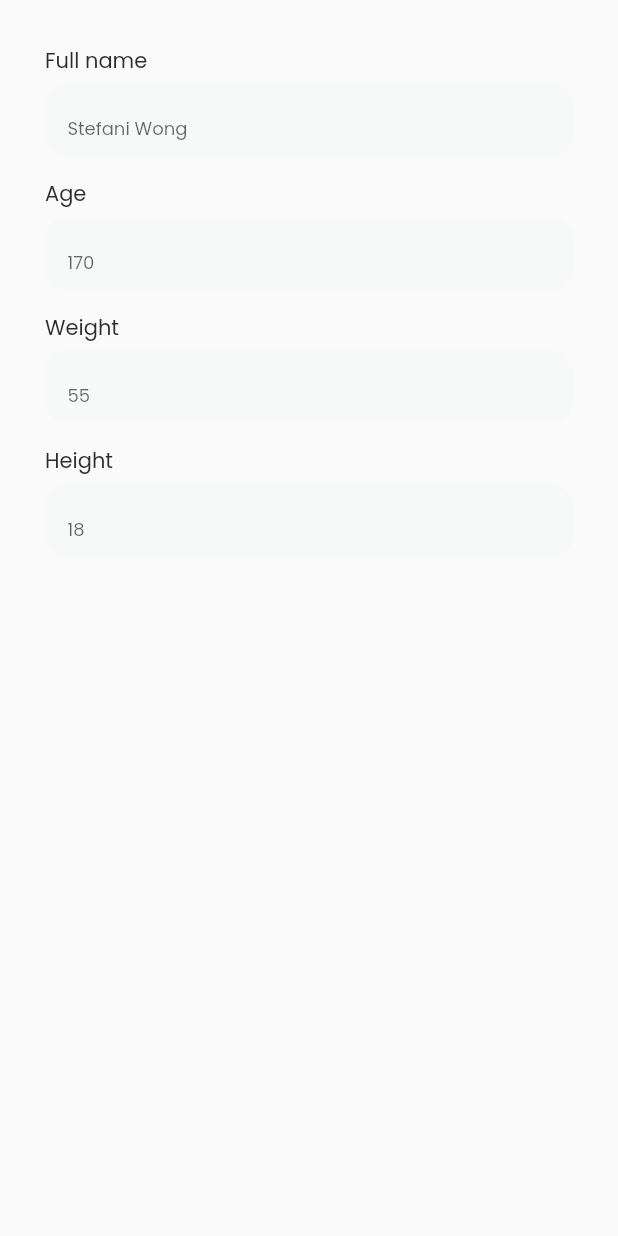
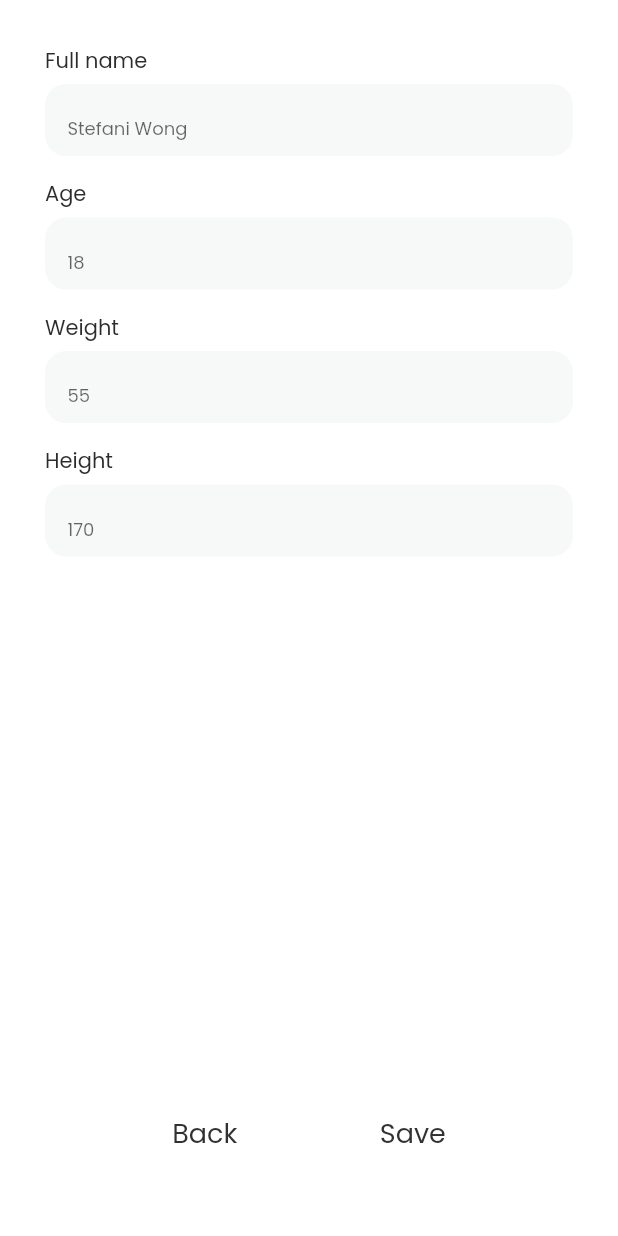
Before and after one commit to veropov/Train, a Flutter app: the screen it shows after launch, item 2 of the bottom bar chosen, after a tap on "Edit", on a phone screen of 412 x 824 dp. Run offline on Flutter 3.47's test engine with Material 2 defaults, Android fonts, the phone set to English and light mode, and no system bars; our stand-ins replace carousel_slider, fl_chart, flutter_svg, lite_rolling_switch, percent_indicator.

Commit message:
update Profile & change Step target page

```diff
--- a/lib/pages/Profile/Profile_model_change.dart
+++ b/lib/pages/Profile/Profile_model_change.dart
@@ -11,6 +11,13 @@ List changes = [
   'Age',
   'Weight',
   'Height'
+];
+
+List changes_2 = [
+  name.toString(),
+  age.toString(),
+  weight.toString(),
+  height.toString()
 ];
 
 class TextFieldWidget extends StatefulWidget {
@@ -33,18 +40,17 @@ class TextFieldWidget extends StatefulWidget {
   State<TextFieldWidget> createState() => _TextFieldWidgetState();
 }
 
-List changes_2 = [
-  name,
-  '170',
-  '55',
-  '18'
-];
-
 class _TextFieldWidgetState extends State<TextFieldWidget> {
   @override
   Widget build(BuildContext context) {
       return Scaffold(
-        body: Column(children: [
+        backgroundColor: Colors.white,
+        body: Column(
+        mainAxisAlignment: MainAxisAlignment.spaceBetween,
+        crossAxisAlignment: CrossAxisAlignment.center,
+        children: [
+          Column(
+            children: [
               SizedBox(height: 30),
               for (var i = 0; i<changes.length; i++)
               Column(
@@ -65,15 +71,50 @@ class _TextFieldWidgetState extends State<TextFieldWidget> {
                         decoration: InputDecoration(
                           border: InputBorder.none,
                           hintStyle: kTextMain,
-                      hintText: changes_2[i]
+                          hintText: changes_2[i],
                         ),
                       ),
                     )
                   ),
                 ]
-          )
+              ),
             ],
           ),
+          Container(
+            margin: EdgeInsets.only(bottom: 40),
+            child: Row(
+              mainAxisAlignment: MainAxisAlignment.center,
+              crossAxisAlignment: CrossAxisAlignment.end,
+              children: [
+                ElevatedButton(
+                  style: ElevatedButton.styleFrom(
+                    primary: Colors.transparent,
+                    onPrimary: Color.fromARGB(255, 49, 49, 49),
+                    shadowColor: Colors.transparent,
+                    padding: EdgeInsets.symmetric(horizontal: 25, vertical: 15)
+
+                ),
+                onPressed: () {
+                  Navigator.pop(context, MaterialPageRoute(builder: (context) => Profile()));
+                },
+                child: Text('Back', style: TextStyle(fontSize: 18, height: 1.5, fontWeight: FontWeight.w400, fontFamily: "Poppins"))),
+                SizedBox(width: 45),
+                ElevatedButton(
+                  style: ElevatedButton.styleFrom(
+                    primary: Colors.transparent,
+                    onPrimary: Color.fromARGB(255, 49, 49, 49),
+                    shadowColor: Colors.transparent,
+                    padding: EdgeInsets.symmetric(horizontal: 25, vertical: 15)
+                ),
+                onPressed: () {
+                  Navigator.pop(context, MaterialPageRoute(builder: (context) => Profile()));
+                },
+                child: Text('Save', style: TextStyle(fontSize: 18, height: 1.5, fontWeight: FontWeight.w400, fontFamily: "Poppins")))
+              ],
+            ),
+          ),
+        ]
+      )
     );
   }
 }
--- a/lib/pages/Profile/person_profile.dart
+++ b/lib/pages/Profile/person_profile.dart
@@ -7,6 +7,7 @@ import 'package:aga/pages/Profile/Profile_model_change.dart';
 
 int height = 170;
 int weight = 55;
+int age = 18;
 
 
 class Profile extends StatefulWidget {
@@ -57,7 +58,7 @@ class _ProfileState extends State<Profile> {
             )
           ],)
         ],),
-        body: ProfilePerson(age: '22', height: '170', weight: '55'),
+        body: ProfilePerson(age: age.toString(), height: height.toString(), weight: weight.toString()),
       )
     );
   }
--- a/lib/pages/Sign up/Login_welcome.dart
+++ b/lib/pages/Sign up/Login_welcome.dart
@@ -2,7 +2,7 @@ import 'package:aga/transition.dart';
 import 'package:flutter/material.dart';
 import 'package:aga/constant.dart';
 import 'package:flutter_svg/flutter_svg.dart';
-import 'package:aga/pages/DashBoard/FirstPage/DashBoard_firstPage.dart';
+import 'package:aga/pages/DashBoard/FirstPage/HomePage.dart';
 
 class LoginWelcome extends StatelessWidget {
   const LoginWelcome({Key? key}) : super(key: key);
@@ -75,7 +75,7 @@ class LoginWelcome extends StatelessWidget {
                   shadowColor: Colors.transparent
                 ),
                 onPressed: () {
-                  Navigator.push(context, Transition(child: BoardFirstPage()));
+                  Navigator.push(context, Transition(child: MainBoards()));
                 },
                 child: Text('Confirm', style: kTextButton),
               )
```
Also changed, not shown: lib/pages/DashBoard/Activity traker/Change_target/ChangeTarget_steps.dart (+6 -5 lines). Lines whose indentation alone changed are shown as unchanged.
